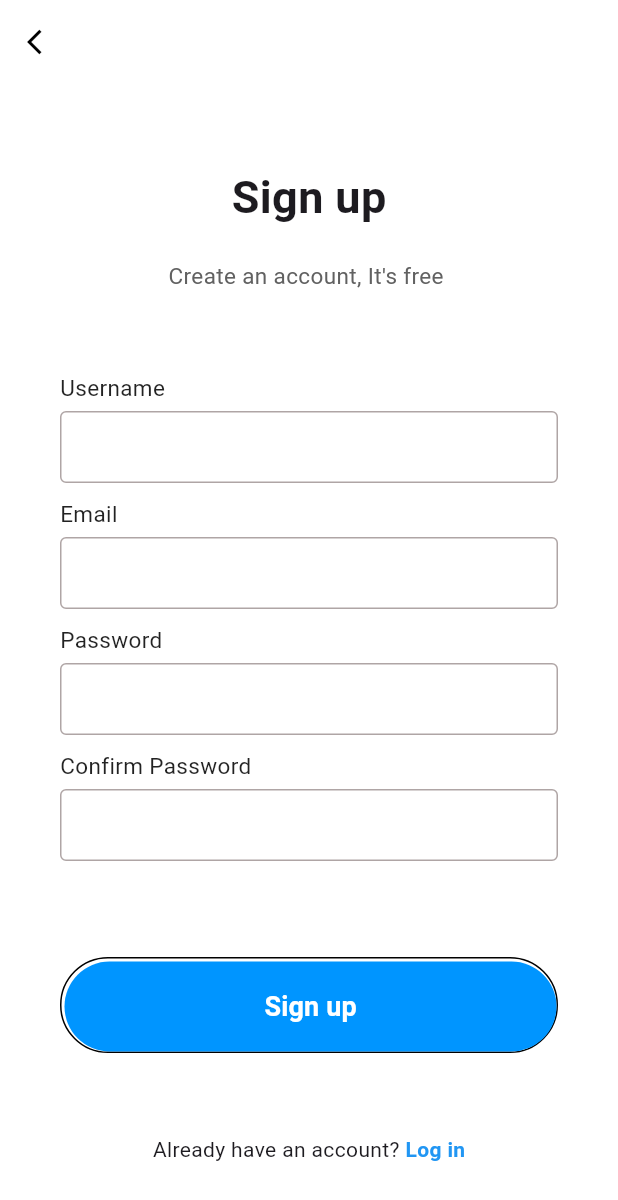
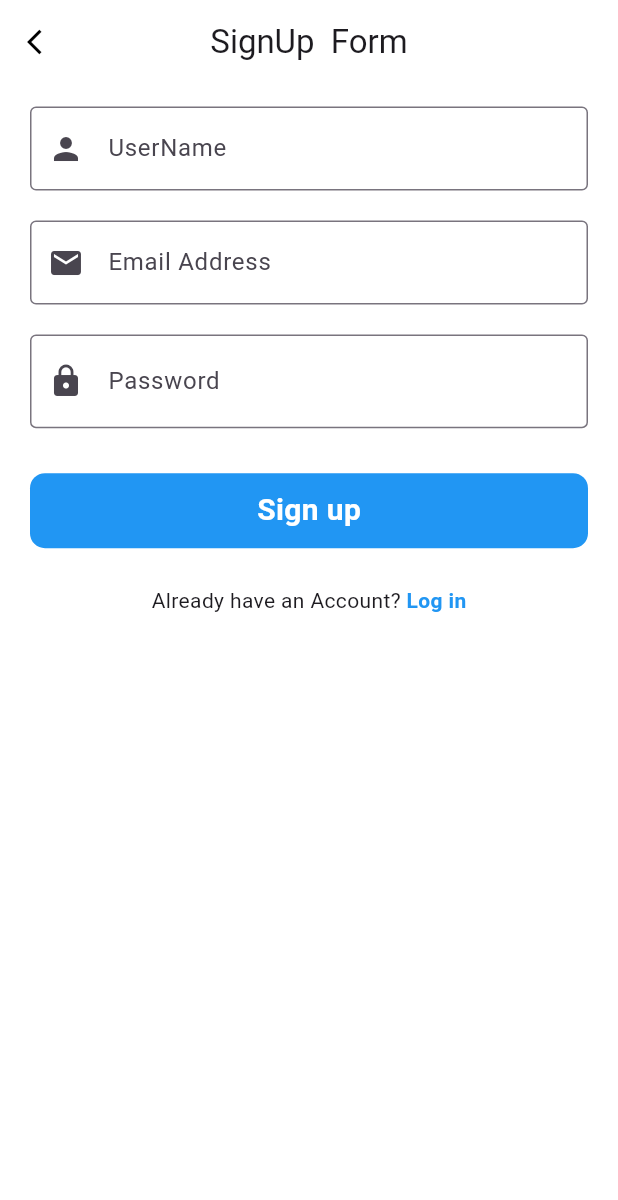
Before and after one commit to AbdhalRiyas/SriCuisine, a Flutter app: the SignupPage screen opened directly, on a phone screen of 412 x 824 dp. Shown: the top 1200 px of the screen. Run offline on Flutter 3.47's test engine with Material 3 defaults, Android fonts, the phone set to English and light mode, and no system bars; our stand-ins replace google_nav_bar, iconsax; Roboto replaces fonts that are missing (Times New Roman).

Commit message:
Validated login and signup text fields

```diff
--- a/frontend/lib/pages.dart/signup.dart
+++ b/frontend/lib/pages.dart/signup.dart
@@ -1,188 +1,200 @@
+import 'package:flutter/foundation.dart';
 import 'package:flutter/material.dart';
 import 'package:flutter_application_1/Pages.dart/login.dart';
-import 'package:flutter_application_1/pages.dart/specification_page.dart';
+import 'package:flutter_application_1/Pages.dart/otpverify.dart';
+import 'package:flutter_application_1/pages.dart/signup.dart';
 
-class SignupPage extends StatelessWidget {
+class SignupPage extends StatefulWidget {
+  @override
+  State<SignupPage> createState() => _LoginPageState();
+}
+
+class _LoginPageState extends State<SignupPage> {
+  final _formfield = GlobalKey<FormState>();
+  final usernameController = TextEditingController();
+  final emailController = TextEditingController();
+  final passController = TextEditingController();
+  bool passToggle = true;
+
   @override
   Widget build(BuildContext context) {
     return Scaffold(
-      resizeToAvoidBottomInset: true,
+        resizeToAvoidBottomInset: false,
         backgroundColor: Colors.white,
         appBar: AppBar(
+          title: Text("SignUp  Form"),
+          centerTitle: true,
           elevation: 0,
-        //brightness: Brightness.light,
           backgroundColor: Colors.white,
           leading: IconButton(
             onPressed: () {
               Navigator.pop(context);
             },
-          icon: const Icon(Icons.arrow_back_ios,
+            icon: const Icon(
+              Icons.arrow_back_ios,
               size: 20,
-            color: Colors.black,),
+              color: Colors.black,
+            ),
+          ),
+        ),
+        body: SingleChildScrollView(
+          child: Padding(
+            padding: EdgeInsets.symmetric(horizontal: 20, vertical: 5),
+            child: Form(
+                key: _formfield,
+                child: Column(
+                  crossAxisAlignment: CrossAxisAlignment.center,
+                  mainAxisAlignment: MainAxisAlignment.center,
+                  children: [
+                    // Image.asset("images/whiteLogo.jpg",
+                    // height: 150,
+                    // width: 200,
+                    // ),
+                    const SizedBox(height: 10),
+
+                    // Username Validate part
+
+                    TextFormField(
+                        keyboardType: TextInputType.name,
+                        controller: usernameController,
+                        decoration: const InputDecoration(
+                          labelText: "UserName",
+                          border: OutlineInputBorder(),
+                          prefixIcon: Icon(Icons.person)
+                        ),
+                        validator: (value) {
+                          bool userNameValid =
+                              RegExp(r'^[a-z A-Z]+$').hasMatch(value!);
+
+                          if (value.isEmpty) {
+                            return "Enter userName";
+                          } else if (!userNameValid) {
+                            return "Enter Valid UserName";
+                          }
+                        }),
+
+                    const SizedBox(
+                      height: 20,
+                    ),
+
+                    //email validation
+
+                    TextFormField(
+                        keyboardType: TextInputType.emailAddress,
+                        controller: emailController,
+                        decoration: const InputDecoration(
+                          labelText: "Email Address",
+                          border: OutlineInputBorder(),
+                          prefixIcon: Icon(Icons.email),
+                        ),
+                        validator: (value) {
+                          bool emailValid = RegExp(
+                                  r'^([a-zA-Z0-9_\.-]+)@([a-zA-Z0-9_\.-]+)\.([a-zA-Z]{2,6})$')
+                              .hasMatch(value!);
+
+                          if (value.isEmpty) {
+                            return "Enter emailaddress";
+                          } else if (!emailValid) {
+                            return "Enter Valid emailAddress";
+                          }
+                        }),
+
+                        const SizedBox(
+                      height: 20,
+                    ),
+
+
+                    // Password Validate part
+
+                    TextFormField(
+                      keyboardType: TextInputType.visiblePassword,
+                      controller: passController,
+                      obscureText: passToggle,
+                      decoration: InputDecoration(
+                        labelText: "Password",
+                        border: OutlineInputBorder(),
+                        prefixIcon: Icon(Icons.lock),
+                        suffix: InkWell(
+                          onTap: () {
+                            setState(() {
+                              passToggle = !passToggle;
+                            });
+                          },
+                          child: Icon(passToggle
+                              ? Icons.visibility
+                              : Icons.visibility_off),
+                        ),
+                      ),
+                      validator: (value) {
+                        if (value!.isEmpty) {
+                          return "Enter Password";
+                        } else if (passController.text.length < 6) {
+                          return "Password length should not be more than 6 Characters";
+                        }
+                      },
+                    ),
+
+                    const SizedBox(height: 30),
+
+                    InkWell(
+                      onTap: () {
+                        if (_formfield.currentState!.validate()) {
+                          print("Data Addeed Successfully");
+                          usernameController.clear();
+                          emailController.clear();
+                          passController.clear();
+                        }
+                      },
+
+                      //button editing
+
+                      child: Container(
+                        height: 50,
+                        decoration: BoxDecoration(
+                            color: Colors.blue,
+                            borderRadius: BorderRadius.circular(10)),
+                        child: const Center(
+                            child: Text(
+                          "Sign up",
+                          style: TextStyle(
+                            color: Colors.white,
+                            fontSize: 20,
+                            fontWeight: FontWeight.bold,
+                          ),
+                        )),
                       ),
                     ),
 
-
-      body: SingleChildScrollView(
-        child: Container(
-          padding: EdgeInsets.symmetric(horizontal: 40),
-          height: MediaQuery.of(context).size.height - 50,
-          width: double.infinity,
-          child: Column(
-            mainAxisAlignment: MainAxisAlignment.spaceEvenly,
-            children: <Widget>[
-              Column(
-                children: <Widget>[
-                  const Text("Sign up",
-                  style: TextStyle(
-                    fontSize: 30,
-                    fontWeight: FontWeight.bold,
-
-                  ),
+                    const SizedBox(
+                      height: 25,
                     ),
 
-                  const SizedBox(height: 20,),
-                  Text("Create an account, It's free ",
+                    //dont have an account text
+
+                    Row(
+                      mainAxisAlignment: MainAxisAlignment.center,
+                      children: [
+                        Text("Already have an Account?"),
+                        GestureDetector(
+                          child: const Text(
+                            " Log in",
                             style: TextStyle(
-                        fontSize: 15,
-                        color:Colors.grey[700]),)
-
-
+                                color: Colors.blue,
+                                fontWeight: FontWeight.bold),
+                          ),
+                          onTap: () {
+                            Navigator.of(context).pushReplacement(
+                                MaterialPageRoute(
+                                    builder: (BuildContext) => Login()));
+                          },
+                        )
                       ],
                     ),
 
-
-            //text field topic display
-
-              Column(
-                children: <Widget>[
-                  inputFile(label: "Username"),
-                  inputFile(label: "Email"),
-                  inputFile(label: "Password", obscureText: true),
-                  inputFile(label: "Confirm Password ", obscureText: true),
+                    const SizedBox(height: 5),
                   ],
+                )),
           ),
-
-
-              //signup button padding and edit
-
-              Container(
-                padding: EdgeInsets.only(top: 2, left: 2),
-                decoration:
-                BoxDecoration(
-                    borderRadius: BorderRadius.circular(50),
-                    border: const Border(
-                      bottom: BorderSide(color: Colors.black),
-                      top: BorderSide(color: Colors.black),
-                      left: BorderSide(color: Colors.black),
-                      right: BorderSide(color: Colors.black),
-                    )
-                ),
-
-                //signup button Navigation
-
-                child: MaterialButton(
-                  minWidth: double.infinity,
-                  height: 60,
-                  onPressed: () {
-                      Navigator.push(context,
-                          MaterialPageRoute(builder: (context) => SpecPage()));
-                  },
-                  color: Color(0xff0095FF),
-                  elevation: 0,
-                  shape: RoundedRectangleBorder(
-                    borderRadius: BorderRadius.circular(50),
-                  ),
-
-                //signup button text
-
-                  child: const Text(
-                    "Sign up", style: TextStyle(
-                    fontWeight: FontWeight.w600,
-                    fontSize: 18,
-                    color: Colors.white,
-
-                  ),
-                  ),
-
-                ),
-              ),
-
-
-              Row(
-                mainAxisAlignment: MainAxisAlignment.center,
-                children: <Widget>[
-                  const Text("Already have an account?"),
-                  GestureDetector(
-                  child:const Text(
-                  " Log in",
-                  style: TextStyle(
-                      color: Colors.blue, fontWeight: FontWeight.bold),
-
-                ),
-                onTap : (){
-                    Navigator.of(context).pushReplacement(MaterialPageRoute(builder: (BuildContext)=>LoginPage()));
-                  },
-                )
-                ],
-              )
-
-
-            ],
-
-          ),
-
-
-        ),
-
-      ),
-
-    );
+        ));
   }
 }
-
-
-
-//creating a widget for text field
-
-Widget inputFile({label, obscureText = false})
-{
-
-  //label text style edit
-  return Column(
-    crossAxisAlignment: CrossAxisAlignment.start,
-    children: <Widget>[
-      Text(
-        label,
-        style:const TextStyle(
-          fontSize: 15,
-          fontWeight: FontWeight.w400,
-          color:Colors.black87
-        ),
-
-      ),
-
-      const SizedBox( height: 5),  //text and text field between space
-
-      //text fied edited stuff
-      TextField(
-        obscureText: obscureText,
-        decoration: const InputDecoration(
-          contentPadding: EdgeInsets.symmetric(vertical: 0,horizontal: 10), //text fild size
-          enabledBorder: OutlineInputBorder(
-            borderSide: BorderSide(
-              color: Color.fromARGB(255, 175, 165, 165)  // display border color
-            ),
-          ),
-
-          border: OutlineInputBorder(
-            borderSide: BorderSide(color:  Color.fromARGB(255, 172, 151, 151))  //when user clicked popup color
-          )
-        ),
-      ),
-
-      const SizedBox(height: 10,)  //text field between space
-
-    ],
-  );
-}
```
Also changed, not shown: frontend/lib/pages.dart/login.dart (+117 -136 lines), frontend/images/whiteLogo.jpg (added). Lines whose indentation alone changed are shown as unchanged.
